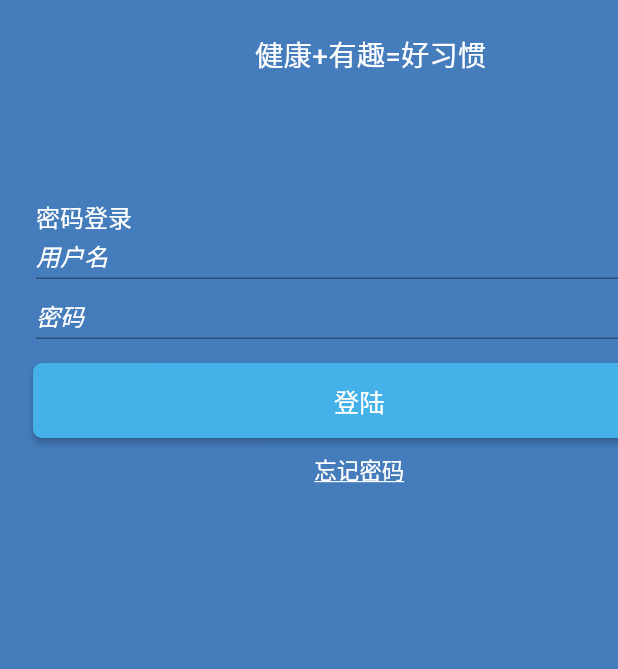
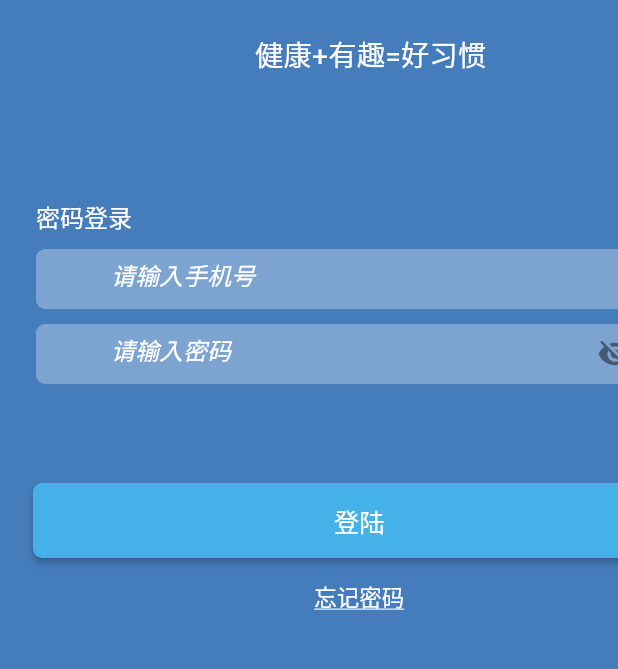
Before and after one commit to EarlyAnt/MyFlutter, a Flutter app: the screen it shows after launch, on a phone screen of 412 x 824 dp, the part 252-921 px from its top. Run offline on Flutter 3.47's test engine with Material 2 defaults, Android fonts, the phone set to English and light mode, and no system bars; our stand-ins replace camera, dio, shared_preferences, video_player; missing offline and left inert: common_utils.

Commit message:
1.login_widget.dart脚本，实现了用户名和密码输入框的圆角背景，密码框显示和隐藏密码。下一步实现用户名输入框左边的下拉列表。

```diff
--- a/myflutter/lib/module/login/src/login_widget.dart
+++ b/myflutter/lib/module/login/src/login_widget.dart
@@ -2,13 +2,22 @@ import 'dart:io';
 
 import 'package:flutter/material.dart';
 
-class Login extends StatelessWidget {
+class Login extends StatefulWidget {
+  Login({Key key}) : super(key: key);
+
+  @override
+  _LoginState createState() => _LoginState();
+}
+
+class _LoginState extends State<Login> {
   TextEditingController _userNameController = TextEditingController();
   TextEditingController _passwordController = TextEditingController();
+  bool passwordVisible = true;
 
   @override
   Widget build(BuildContext context) {
-    return Scaffold(
+    return Container(
+      child: Scaffold(
         backgroundColor: Color.fromARGB(255, 69, 124, 187),
         body: Container(
           // width: 800,
@@ -30,7 +39,7 @@ class Login extends StatelessWidget {
                       height: 193 / 4,
                       child: Text(
                         '健康+有趣=好习惯',
-                        style: new TextStyle(color: Colors.white, fontSize: 19),
+                        style: TextStyle(color: Colors.white, fontSize: 19),
                       ))),
               Positioned(
                   top: 300,
@@ -44,18 +53,28 @@ class Login extends StatelessWidget {
                               alignment: Alignment.topLeft,
                               child: Text('密码登录',
                                   textAlign: TextAlign.start,
-                                  style: new TextStyle(
+                                  style: TextStyle(
                                       color: Colors.white, fontSize: 16))),
+                          SizedBox(height: 10),
                           Container(
                             width: 430.0,
-                            height: 30.0,
-                            child: TextField(
+                            height: 40.0,
+                            padding: EdgeInsets.fromLTRB(50, 0, 20, 7),
+                            decoration: ShapeDecoration(
+                              color: Colors.white30,
+                              shape: RoundedRectangleBorder(
+                                  borderRadius:
+                                      BorderRadius.all(Radius.circular(6))),
+                            ),
+                            child: TextFormField(
                               controller: this._userNameController,
                               textAlign: TextAlign.start,
-                              style: new TextStyle(
-                                  color: Colors.white, fontSize: 16),
+                              style:
+                                  TextStyle(color: Colors.white, fontSize: 16),
                               decoration: InputDecoration(
-                                hintText: '用户名',
+                                // icon: Icon(Icons.person),
+                                border: InputBorder.none,
+                                hintText: '请输入手机号',
                                 hintStyle: TextStyle(
                                     fontStyle: FontStyle.italic,
                                     color: Colors.white),
@@ -67,26 +86,46 @@ class Login extends StatelessWidget {
                           SizedBox(height: 10),
                           Container(
                             width: 430.0,
-                            height: 30.0,
-                            child: TextField(
+                            height: 40.0,
+                            padding: EdgeInsets.fromLTRB(50, 0, 20, 7),
+                            decoration: ShapeDecoration(
+                              color: Colors.white30,
+                              shape: RoundedRectangleBorder(
+                                  borderRadius:
+                                      BorderRadius.all(Radius.circular(6))),
+                            ),
+                            child: TextFormField(
                               controller: this._passwordController,
+                              obscureText: passwordVisible,
                               textAlign: TextAlign.start,
-                              style: new TextStyle(
-                                  color: Colors.white, fontSize: 16),
+                              style:
+                                  TextStyle(color: Colors.white, fontSize: 16),
                               decoration: InputDecoration(
-                                hintText: '密码',
+                                // icon: Icon(Icons.lock),
+                                border: InputBorder.none,
+                                hintText: '请输入密码',
                                 hintStyle: TextStyle(
                                     fontStyle: FontStyle.italic,
                                     color: Colors.white),
                                 contentPadding:
                                     EdgeInsets.symmetric(vertical: 8.0),
+                                suffixIcon: IconButton(
+                                  icon: Icon(passwordVisible
+                                      ? Icons.visibility_off
+                                      : Icons.visibility),
+                                  onPressed: () {
+                                    setState(() {
+                                      passwordVisible = !passwordVisible;
+                                    });
+                                  },
+                                ),
                               ),
                             ),
                           ),
                         ],
                       ))),
               Positioned(
-                  top: 410,
+                  top: 490,
                   left: 22,
                   child: Container(
                       alignment: Alignment.center,
@@ -106,18 +145,20 @@ class Login extends StatelessWidget {
                                         Color.fromARGB(200, 68, 178, 232),
                                     onPressed: () => print("clicked"),
                                     child: Text('登陆',
-                                        style: new TextStyle(
+                                        style: TextStyle(
                                             color: Colors.white,
                                             fontSize: 17)))),
-                            SizedBox(height: 10),
+                            SizedBox(height: 15),
                             Text('忘记密码',
-                                style: new TextStyle(
+                                style: TextStyle(
                                     decoration: TextDecoration.underline,
                                     color: Colors.white,
                                     fontSize: 15))
                           ]))),
             ],
           ),
-        ));
+        ),
+      ),
+    );
   }
 }
```
